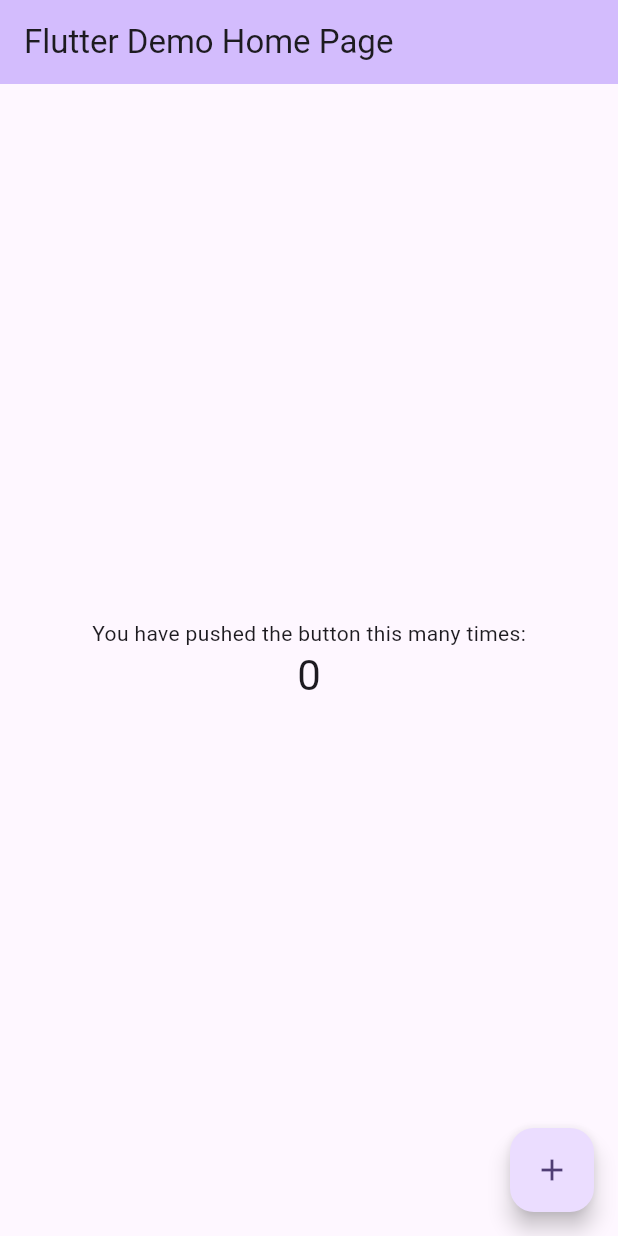
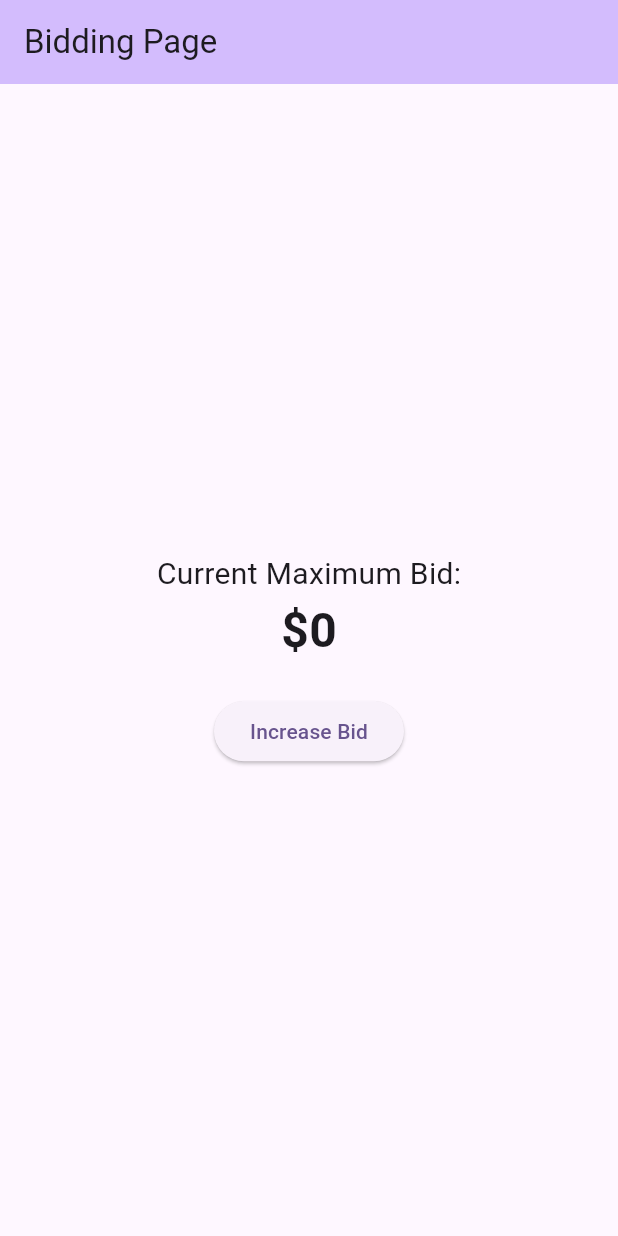
Before and after one commit to MohmmadSami/MobileApplicationDevelopment, a Flutter app: the screen it shows after launch, on a phone screen of 412 x 824 dp. Run offline on Flutter 3.47's test engine with Material 3 defaults, Android fonts, the phone set to English and light mode, and no system bars.

Commit message:
update main file

```diff
--- a/lib/main.dart
+++ b/lib/main.dart
@@ -7,116 +7,62 @@ void main() {
 class MyApp extends StatelessWidget {
   const MyApp({super.key});
 
-  // This widget is the root of your application.
   @override
   Widget build(BuildContext context) {
     return MaterialApp(
-      title: 'Flutter Demo',
+      title: 'Bidding App',
       theme: ThemeData(
-        // This is the theme of your application.
-        //
-        // TRY THIS: Try running your application with "flutter run". You'll see
-        // the application has a purple toolbar. Then, without quitting the app,
-        // try changing the seedColor in the colorScheme below to Colors.green
-        // and then invoke "hot reload" (save your changes or press the "hot
-        // reload" button in a Flutter-supported IDE, or press "r" if you used
-        // the command line to start the app).
-        //
-        // Notice that the counter didn't reset back to zero; the application
-        // state is not lost during the reload. To reset the state, use hot
-        // restart instead.
-        //
-        // This works for code too, not just values: Most code changes can be
-        // tested with just a hot reload.
         colorScheme: ColorScheme.fromSeed(seedColor: Colors.deepPurple),
       ),
-      home: const MyHomePage(title: 'Flutter Demo Home Page'),
+      home: const MaximumBid(title: 'Bidding Page'),
     );
   }
 }
 
-class MyHomePage extends StatefulWidget {
-  const MyHomePage({super.key, required this.title});
-
-  // This widget is the home page of your application. It is stateful, meaning
-  // that it has a State object (defined below) that contains fields that affect
-  // how it looks.
-
-  // This class is the configuration for the state. It holds the values (in this
-  // case the title) provided by the parent (in this case the App widget) and
-  // used by the build method of the State. Fields in a Widget subclass are
-  // always marked "final".
-
+class MaximumBid extends StatefulWidget {
+  const MaximumBid({super.key, required this.title});
   final String title;
 
   @override
-  State<MyHomePage> createState() => _MyHomePageState();
+  State<MaximumBid> createState() => _MaximumBidState();
 }
 
-class _MyHomePageState extends State<MyHomePage> {
-  int _counter = 0;
+class _MaximumBidState extends State<MaximumBid> {
+  int _bid = 0; // starting bid
 
-  void _incrementCounter() {
+  void _increaseBid() {
     setState(() {
-      // This call to setState tells the Flutter framework that something has
-      // changed in this State, which causes it to rerun the build method below
-      // so that the display can reflect the updated values. If we changed
-      // _counter without calling setState(), then the build method would not be
-      // called again, and so nothing would appear to happen.
-      _counter++;
+      _bid += 50; // increase bid by 50 each time
     });
   }
 
   @override
   Widget build(BuildContext context) {
-    // This method is rerun every time setState is called, for instance as done
-    // by the _incrementCounter method above.
-    //
-    // The Flutter framework has been optimized to make rerunning build methods
-    // fast, so that you can just rebuild anything that needs updating rather
-    // than having to individually change instances of widgets.
     return Scaffold(
       appBar: AppBar(
-        // TRY THIS: Try changing the color here to a specific color (to
-        // Colors.amber, perhaps?) and trigger a hot reload to see the AppBar
-        // change color while the other colors stay the same.
         backgroundColor: Theme.of(context).colorScheme.inversePrimary,
-        // Here we take the value from the MyHomePage object that was created by
-        // the App.build method, and use it to set our appbar title.
         title: Text(widget.title),
       ),
       body: Center(
-        // Center is a layout widget. It takes a single child and positions it
-        // in the middle of the parent.
         child: Column(
-          // Column is also a layout widget. It takes a list of children and
-          // arranges them vertically. By default, it sizes itself to fit its
-          // children horizontally, and tries to be as tall as its parent.
-          //
-          // Column has various properties to control how it sizes itself and
-          // how it positions its children. Here we use mainAxisAlignment to
-          // center the children vertically; the main axis here is the vertical
-          // axis because Columns are vertical (the cross axis would be
-          // horizontal).
-          //
-          // TRY THIS: Invoke "debug painting" (choose the "Toggle Debug Paint"
-          // action in the IDE, or press "p" in the console), to see the
-          // wireframe for each widget.
           mainAxisAlignment: MainAxisAlignment.center,
           children: <Widget>[
-            const Text('You have pushed the button this many times:'),
+            const Text(
+              'Current Maximum Bid:',
+              style: TextStyle(fontSize: 20),
+            ),
             Text(
-              '$_counter',
-              style: Theme.of(context).textTheme.headlineMedium,
+              '\$$_bid',
+              style: const TextStyle(fontSize: 32, fontWeight: FontWeight.bold),
+            ),
+            const SizedBox(height: 20),
+            ElevatedButton(
+              onPressed: _increaseBid,
+              child: const Text("Increase Bid"),
             ),
           ],
         ),
       ),
-      floatingActionButton: FloatingActionButton(
-        onPressed: _incrementCounter,
-        tooltip: 'Increment',
-        child: const Icon(Icons.add),
-      ), // This trailing comma makes auto-formatting nicer for build methods.
     );
   }
 }
```
